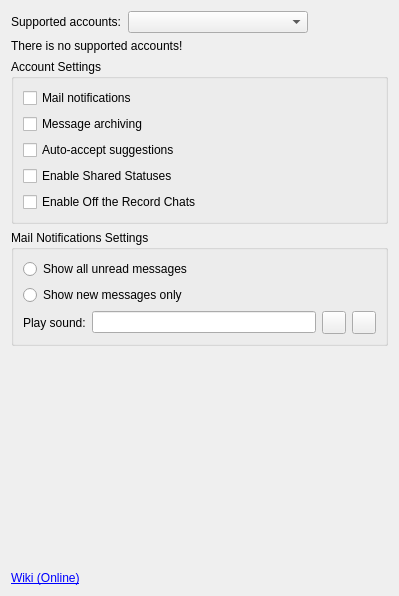
Above: generic/gmailserviceplugin/options.ui from psi-im/plugins before the change. Below: the same form after it.
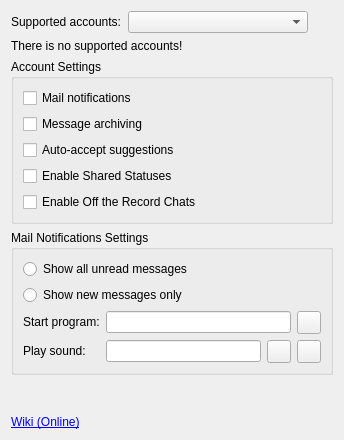
That is the form after the change.

What changed in the file:
```diff
--- a/generic/gmailserviceplugin/options.ui
+++ b/generic/gmailserviceplugin/options.ui
@@ -6,8 +6,8 @@
    <rect>
     <x>0</x>
     <y>0</y>
-    <width>399</width>
-    <height>596</height>
+    <width>344</width>
+    <height>440</height>
    </rect>
   </property>
   <property name="windowTitle">
@@ -152,31 +152,60 @@
        </widget>
       </item>
       <item>
-       <layout class="QHBoxLayout" name="horizontalLayout_2">
-        <item>
+       <layout class="QGridLayout" name="gridLayout" columnstretch="0,2,0,0,0">
+        <item row="0" column="0">
+         <widget class="QLabel" name="label_3">
+          <property name="sizePolicy">
+           <sizepolicy hsizetype="Preferred" vsizetype="Fixed">
+            <horstretch>0</horstretch>
+            <verstretch>0</verstretch>
+           </sizepolicy>
+          </property>
+          <property name="text">
+           <string>Start program:</string>
+          </property>
+         </widget>
+        </item>
+        <item row="2" column="0">
          <widget class="QLabel" name="label_2">
+          <property name="sizePolicy">
+           <sizepolicy hsizetype="Preferred" vsizetype="Fixed">
+            <horstretch>0</horstretch>
+            <verstretch>0</verstretch>
+           </sizepolicy>
+          </property>
           <property name="text">
            <string>Play sound:</string>
           </property>
          </widget>
         </item>
-        <item>
+        <item row="2" column="1" colspan="2">
          <widget class="QLineEdit" name="le_sound"/>
         </item>
-        <item>
+        <item row="2" column="3">
          <widget class="QToolButton" name="tb_open">
           <property name="text">
            <string/>
           </property>
          </widget>
         </item>
-        <item>
+        <item row="2" column="4">
          <widget class="QToolButton" name="tb_check">
           <property name="text">
            <string/>
           </property>
          </widget>
         </item>
+        <item row="0" column="1" colspan="3">
+         <widget class="QLineEdit" name="le_program"/>
+        </item>
+        <item row="0" column="4">
+         <widget class="QToolButton" name="tb_open_prog">
+          <property name="text">
+           <string/>
+          </property>
+         </widget>
+        </item>
        </layout>
       </item>
      </layout>
```
